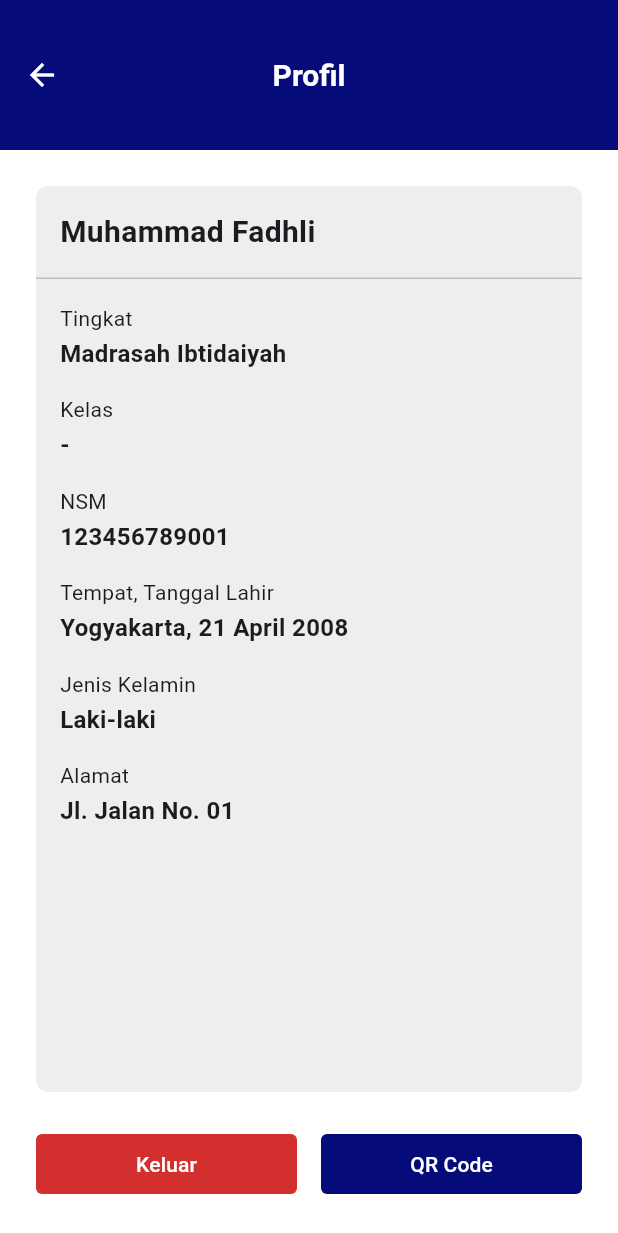
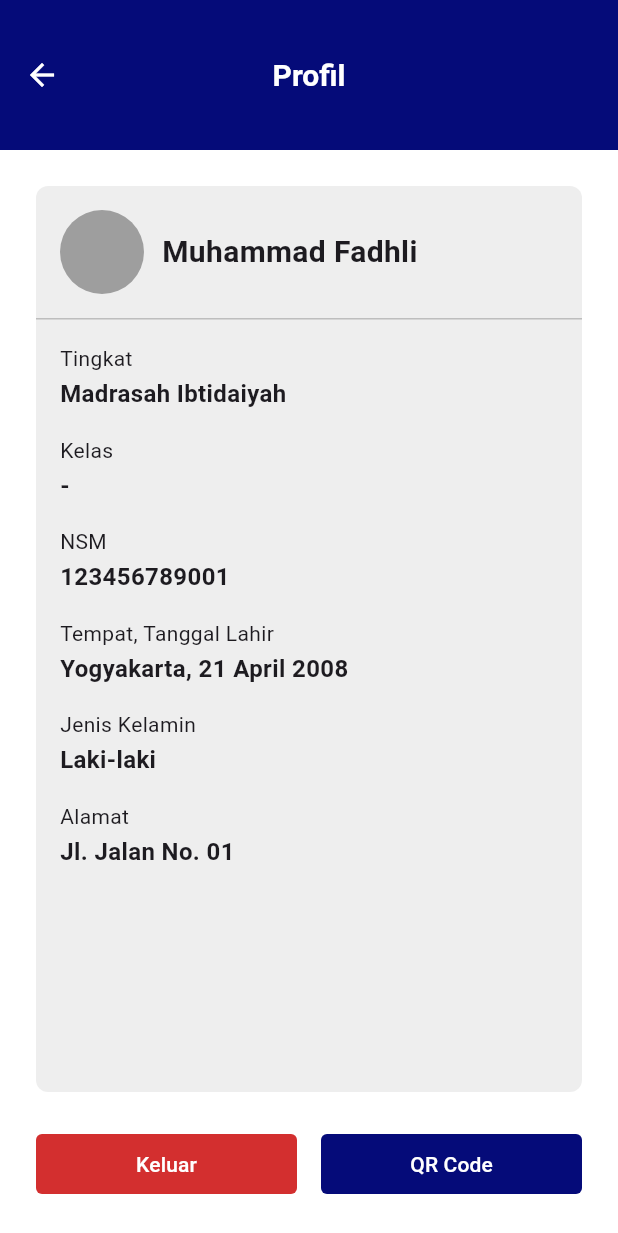
Before and after one commit to silhquette/asad-financial, a Flutter app: the ProfilePage screen opened directly, on a phone screen of 412 x 824 dp. Shown: the top 1233 px of the screen. Run offline on Flutter 3.47's test engine with Material 3 defaults, Android fonts, the phone set to English and light mode, and no system bars; our stand-ins replace accordion, flutter_svg, image_picker, shared_preferences; accounts and stored records are empty.

Commit message:
minor improve

```diff
--- a/lib/pages/profile/profile.dart
+++ b/lib/pages/profile/profile.dart
@@ -22,11 +22,20 @@ class ProfilePage extends StatelessWidget {
                 margin: const EdgeInsets.all(24),
                 child: Column(
                   children: [
-                    const Padding(
-                        padding: EdgeInsets.all(16),
+                    Padding(
+                        padding: const EdgeInsets.all(16),
                         child: Row(
                           children: [
-                            Text(
+                            Container(
+                              height: 56,
+                              width: 56,
+                              decoration: BoxDecoration(
+                                shape: BoxShape.circle,
+                                color: Colors.grey
+                              ),
+                            ),
+                            const SizedBox(width: 12),
+                            const Text(
                               'Muhammad Fadhli',
                               style: TextStyle(
                                 fontSize: 20,
@@ -54,7 +63,7 @@ class ProfilePage extends StatelessWidget {
               child: Row(
                 children: [
                   Expanded(
-                    child: DangerButton(onPressed: () {}, text: 'Keluar'),
+                    child: DangerButton(onPressed: () => Navigator.pushReplacementNamed(context, 'login'), text: 'Keluar'),
                   ),
                   const SizedBox(width: 16),
                   Expanded(
```
